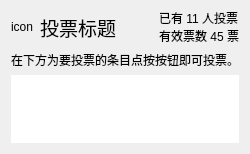
First picture: the form in src/resf/thread_vote_info.ui, repository clb-128258/TiebaDesktop, before the edit.
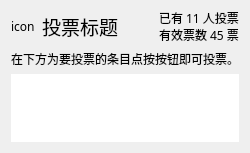
Second picture: the form after the edit.

Diff of the .ui file:
```diff
--- a/src/resf/thread_vote_info.ui
+++ b/src/resf/thread_vote_info.ui
@@ -10,6 +10,12 @@
     <height>148</height>
    </rect>
   </property>
+  <property name="font">
+   <font>
+    <family>微软雅黑</family>
+    <pointsize>9</pointsize>
+   </font>
+  </property>
   <property name="windowTitle">
    <string>投票信息</string>
   </property>
@@ -63,6 +69,12 @@
      </item>
      <item row="0" column="3">
       <widget class="QLabel" name="label_4">
+       <property name="font">
+        <font>
+         <family>微软雅黑</family>
+         <pointsize>9</pointsize>
+        </font>
+       </property>
        <property name="text">
         <string>已有 11 人投票
 有效票数 45 票</string>
@@ -80,6 +92,12 @@
    </item>
    <item row="1" column="0">
     <widget class="QLabel" name="label_3">
+     <property name="font">
+      <font>
+       <family>微软雅黑</family>
+       <pointsize>9</pointsize>
+      </font>
+     </property>
      <property name="text">
       <string>在下方为要投票的条目点按按钮即可投票。</string>
      </property>
```
